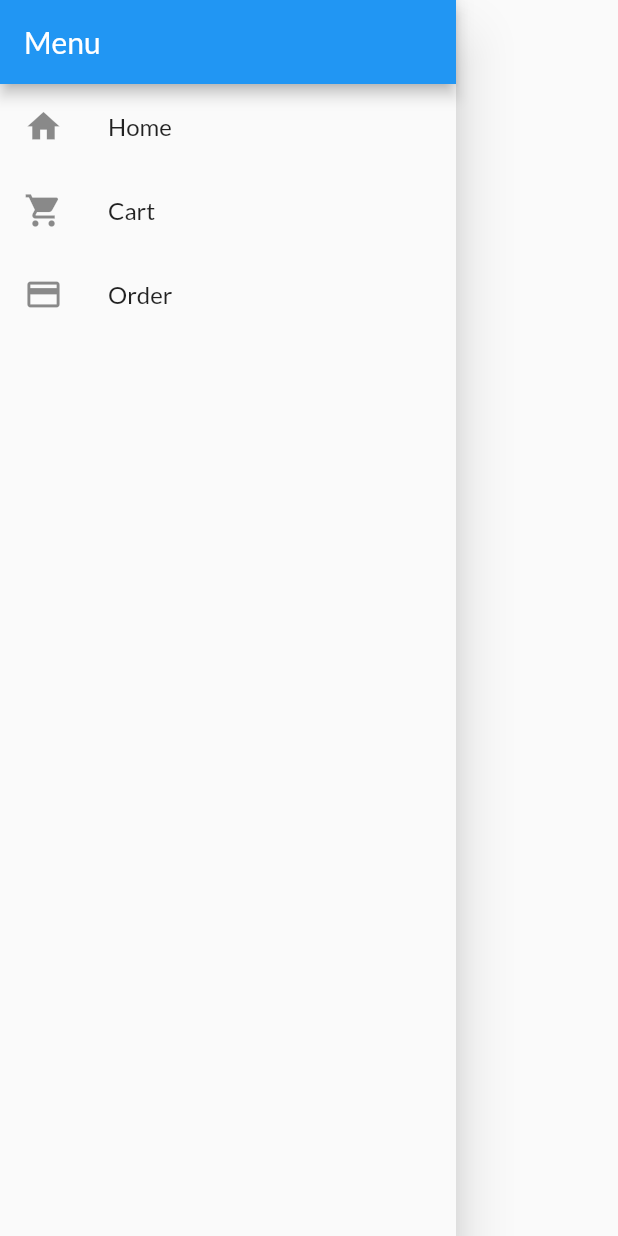
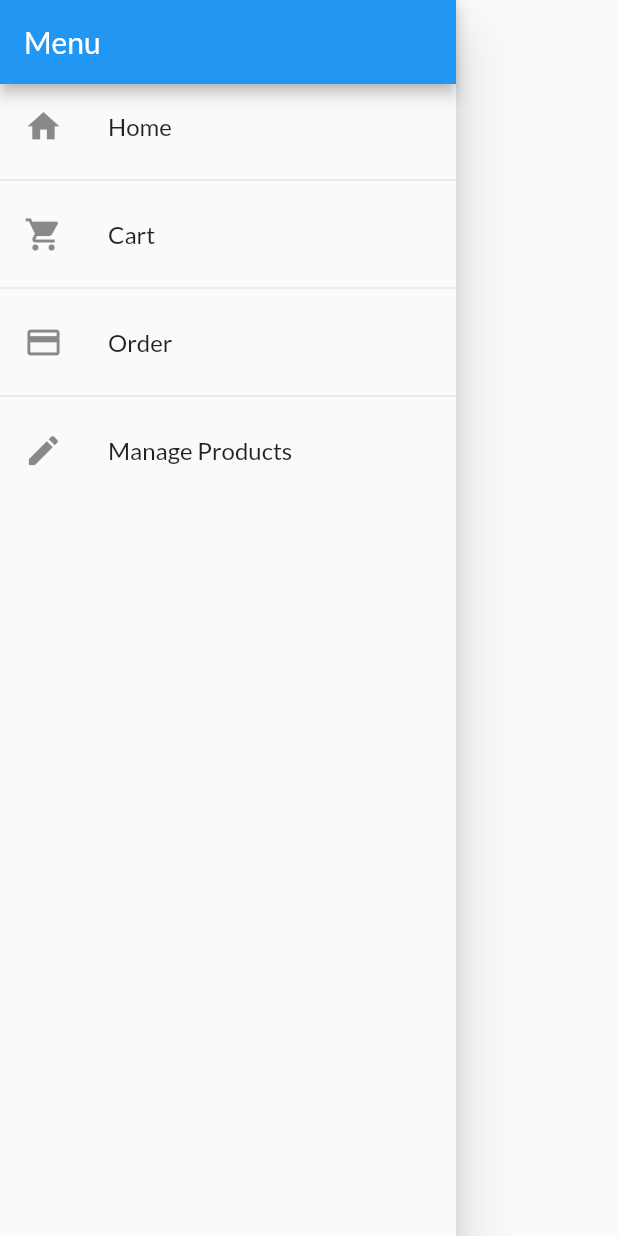
Before and after one commit to mmcguire91/shop_app, a Flutter app: the SideDrawer widget shown alone on an empty page, opened directly, on a phone screen of 412 x 824 dp. Run offline on Flutter 3.47's test engine with Material 2 defaults, Android fonts, the phone set to English and light mode, and no system bars; network calls fail.

Commit message:
established Manage Products page including navigation via the side drawer

```diff
--- a/lib/main.dart
+++ b/lib/main.dart
@@ -5,6 +5,7 @@ import './screens/catalog_display_screen.dart';
 import './screens/product_detail_screen.dart';
 import './screens/cart_screen.dart';
 import './screens/order_screen.dart';
+import './screens/manage_products.dart';
 
 import 'models/products_provider.dart';
 import 'models/cart.dart';
@@ -54,6 +55,7 @@ class MyApp extends StatelessWidget {
           ProductDetailScreen.routeName: (ctx) => ProductDetailScreen(),
           CartScreen.routeName: (ctx) => CartScreen(),
           OrdersScreen.routeName: (ctx) => OrdersScreen(),
+          ManageProductsScreen.routeName: (ctx) => ManageProductsScreen(),
         },
       ),
     );
--- a/lib/models/products_provider.dart
+++ b/lib/models/products_provider.dart
@@ -32,7 +32,7 @@ class ProductsProvider with ChangeNotifier {
     ),
     Product(
       id: 'p4',
-      title: 'Cast Iron Pan',
+      title: 'Cast Iron Skillet',
       description: 'Prepare any meal you want.',
       price: 49.99,
       imageURL:
--- a/lib/widgets/cart_item.dart
+++ b/lib/widgets/cart_item.dart
@@ -61,10 +61,10 @@ class CartItem extends StatelessWidget {
               //on user press yes, dismiss modal and confirm action (true) on argument established in onDismissed (direction)
             ],
           ),
+          //show alert dialog to user on attempting to remove an item from the cart
         );
       },
-      //show alert dialog to user on attempting to remove an item from the cart
-      //--> ConfirmDismiss: Confirm that they want to dismiss the item
+      //ConfirmDismiss: Confirm that they want to dismiss the item by performing behavior established within widget
       child: Card(
         margin: EdgeInsets.symmetric(
           vertical: 4,
--- a/lib/widgets/side_drawer.dart
+++ b/lib/widgets/side_drawer.dart
@@ -2,6 +2,7 @@ import 'package:flutter/material.dart';
 
 import '../screens/cart_screen.dart';
 import '../screens/order_screen.dart';
+import '../screens/manage_products.dart';
 
 class SideDrawer extends StatelessWidget {
   Widget hamburgerListTile({String title, IconData icon, Function onTap}) {
@@ -54,6 +55,7 @@ class SideDrawer extends StatelessWidget {
             Navigator.of(context).pushReplacementNamed('/');
           },
         ),
+        Divider(),
         hamburgerListTile(
           title: 'Cart',
           icon: Icons.shopping_cart,
@@ -61,6 +63,7 @@ class SideDrawer extends StatelessWidget {
             Navigator.of(context).pushReplacementNamed(CartScreen.routeName);
           },
         ),
+        Divider(),
         hamburgerListTile(
           title: 'Order',
           icon: Icons.credit_card,
@@ -68,6 +71,15 @@ class SideDrawer extends StatelessWidget {
             Navigator.of(context).pushReplacementNamed(OrdersScreen.routeName);
           },
         ),
+        Divider(),
+        hamburgerListTile(
+          title: 'Manage Products',
+          icon: Icons.edit,
+          onTap: () {
+            Navigator.of(context)
+                .pushReplacementNamed(ManageProductsScreen.routeName);
+          },
+        ),
       ],
     ));
   }
```
Also changed, not shown: lib/screens/manage_products.dart (added, +45 -0 lines), lib/widgets/manage_products_item.dart (added, +34 -0 lines).
